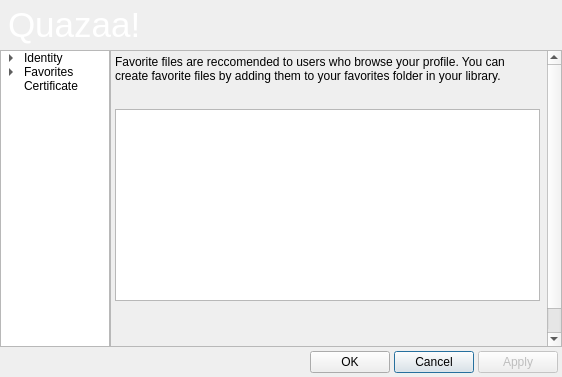
First picture: the form in branches/Rewrite/UI/dialogprofile.ui, repository c3c/quazaa, before the edit.
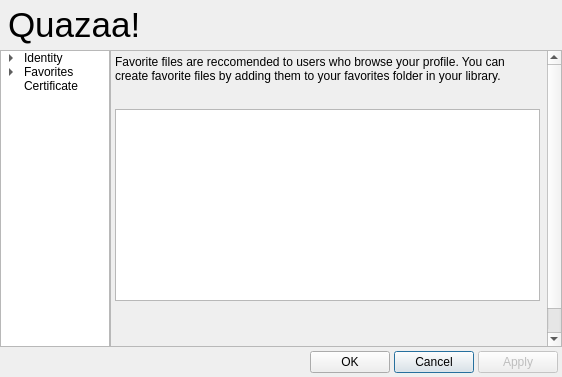
Second picture: the form after the edit. Icons and pictures are not drawn.

Commit message: Removed remaining hard coded skinning style sheets from ui. Fixed default app menu appearing to right of nav toolbar. Now appears where menu should appear.

What changed in the file:
```diff
--- a/branches/Rewrite/UI/dialogprofile.ui
+++ b/branches/Rewrite/UI/dialogprofile.ui
@@ -53,10 +53,6 @@
        <height>50</height>
       </size>
      </property>
-     <property name="styleSheet">
-      <string notr="true">background-image: url(:/Resource/HeaderBackground.png);
-color: rgb(255, 255, 255);</string>
-     </property>
      <property name="frameShape">
       <enum>QFrame::NoFrame</enum>
      </property>
```
Left out of the diff: 2 changed lines with no effect on the pictures. The commit also changes 33 other files.
